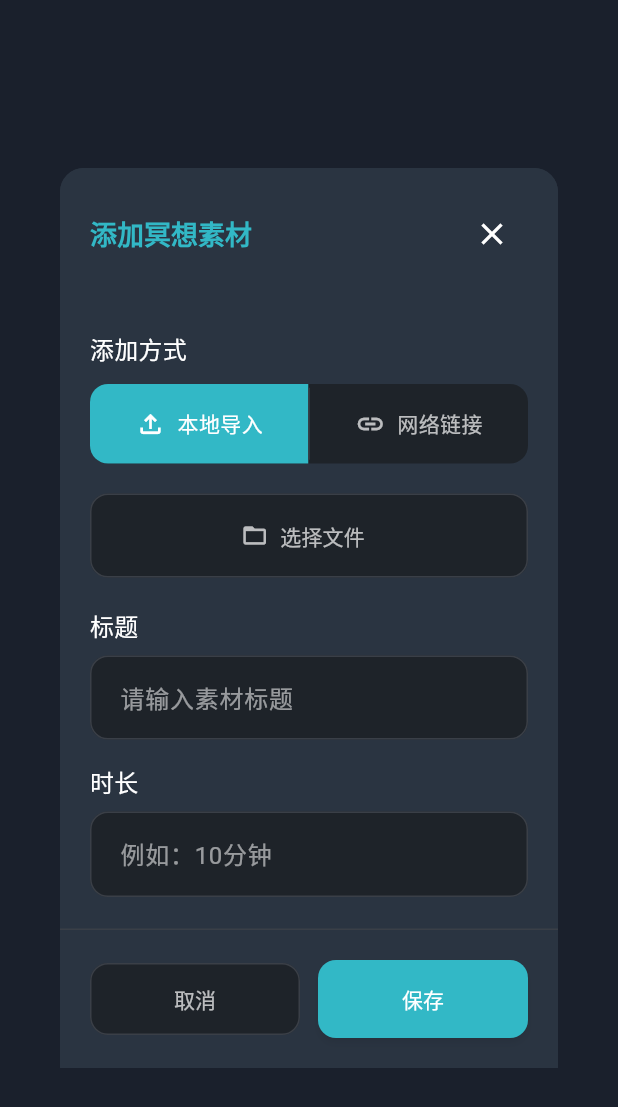
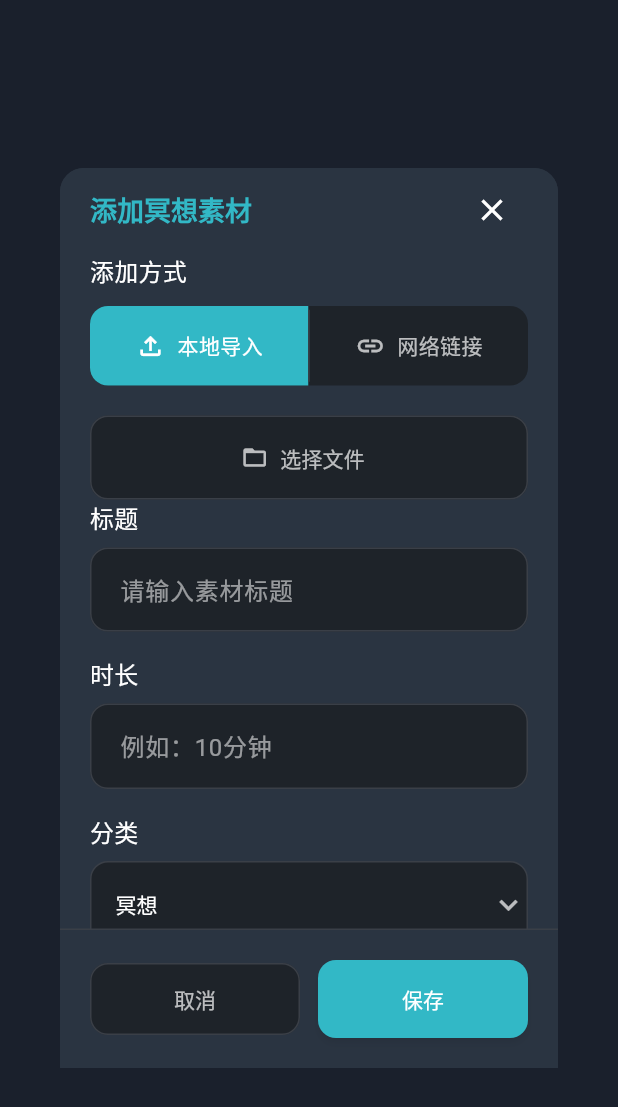
Before and after one commit to gonewx/mindra, a Flutter app: the AddMediaDialog widget shown alone on an empty page, opened directly, on a phone screen of 412 x 824 dp. Shown: the top 1107 px of the screen. Run offline on Flutter 3.47's test engine with Material 3 defaults, Android fonts, the phone set to English and light mode, and no system bars; our stand-ins replace audioplayers, equatable, file_picker, flutter_bloc, get_it, go_router and 5 more; accounts and stored records are empty; network calls fail.

Commit message:
优化 AddMediaDialog 的内边距和动画媒体卡片的标题字体权重

```diff
--- a/lib/features/media/presentation/widgets/add_media_dialog.dart
+++ b/lib/features/media/presentation/widgets/add_media_dialog.dart
@@ -104,7 +104,7 @@
           children: [
             // Header
             Container(
-              padding: const EdgeInsets.all(20),
+              padding: const EdgeInsets.symmetric(horizontal: 20, vertical: 4),
               decoration: BoxDecoration(
                 color: isDark
                     ? const Color(0xFF2A3441)
@@ -147,7 +147,7 @@
                   mainAxisSize: MainAxisSize.min,
                   crossAxisAlignment: CrossAxisAlignment.start,
                   children: [
-                    const SizedBox(height: 20),
+                    // const SizedBox(height: 20),
 
                     // Add source selection header (隐藏在编辑模式下)
                     if (!_isEditMode) ...[
@@ -471,7 +471,7 @@
                           ),
                         ),
                       ),
-                    const SizedBox(height: 20),
+                    // const SizedBox(height: 20),
 
                     // Title
                     Text(
--- a/lib/shared/widgets/animated_media_card.dart
+++ b/lib/shared/widgets/animated_media_card.dart
@@ -258,7 +258,7 @@
                               widget.title,
                               style: Theme.of(context).textTheme.bodyMedium
                                   ?.copyWith(
-                                    fontWeight: FontWeight.w100,
+                                    fontWeight: FontWeight.w200,
                                     fontSize: titleFontSize,
                                   ),
                               maxLines: isSmallScreen ? 1 : 2,
```
